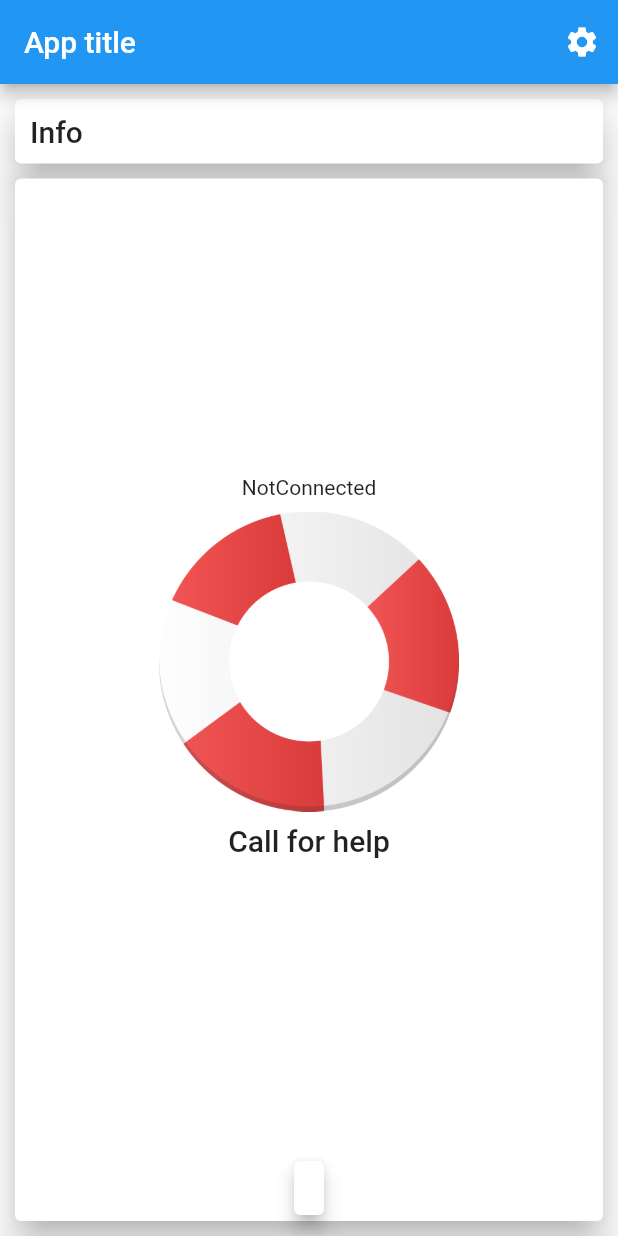
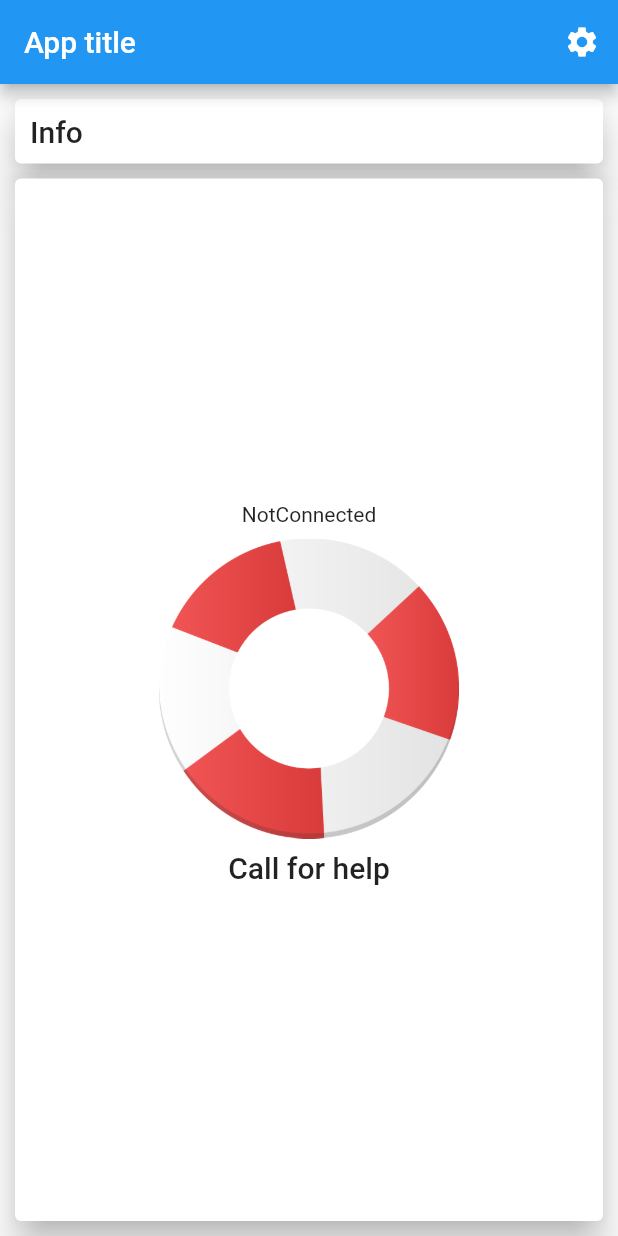
Before and after one commit to Carbon225/hack-heroes-2019-mobile, a Flutter app: the BlindHome screen opened directly, on a phone screen of 412 x 824 dp. Run offline on Flutter 3.47's test engine with Material 2 defaults, Android fonts, the phone set to English and light mode, and no system bars; our stand-ins replace camera, firebase_messaging, permission_handler, shared_preferences; accounts and stored records are empty.

Commit message:
Keyboard log

```diff
--- a/lib/ui/blind_home.dart
+++ b/lib/ui/blind_home.dart
@@ -42,7 +42,7 @@ class BlindHomeState extends State<BlindHome> {
         children: <Widget>[
           BlindUserInfo(),
           Expanded(
-            child: GetHelpCard(_keyboardController.stream),
+            child: GetHelpCard(_keyboardController),
           ),
           UserSettings.demoMode ? BrailleKeyboard(_keyboardController.add) : Container(),
 //          NetworkStatsCard(),
--- a/lib/ui/braille_key.dart
+++ b/lib/ui/braille_key.dart
@@ -26,7 +26,7 @@ class BrailleKey extends StatelessWidget {
         ),
         child: SizedBox(
           width: 70,
-          height: 50,
+          height: 60,
           child: Center(
             child: Text(label,
               style: Theme.of(context).textTheme.button.apply(
--- a/lib/ui/braille_keyboard.dart
+++ b/lib/ui/braille_keyboard.dart
@@ -77,7 +77,7 @@ class BrailleKeyboardState extends State<BrailleKeyboard> {
                 ],
               ),
             ),
-            SizedBox(width: 20),
+            SizedBox(width: 5),
             Expanded(
               child: Column(
                 crossAxisAlignment: CrossAxisAlignment.end,
--- a/lib/ui/get_help_card.dart
+++ b/lib/ui/get_help_card.dart
@@ -10,7 +10,7 @@ import 'package:hack_heroes_mobile/ui/keyboard_log.dart';
 import 'package:hack_heroes_mobile/ui/send_letter.dart';
 
 class GetHelpCard extends StatefulWidget {
-  final Stream<String> keyboardStream;
+  final StreamController<String> keyboardStream;
 
   GetHelpCard(this.keyboardStream);
 
@@ -54,6 +54,7 @@ class GetHelpCardState extends State<GetHelpCard> {
     try {
       await _camera.initialized;
       final image = await _camera.takeImage();
+      widget.keyboardStream.add('clear');
       _sendStream.add(image);
 //      await _appClient.getHelp();
     }
@@ -96,7 +97,7 @@ class GetHelpCardState extends State<GetHelpCard> {
               ],
             ),
           ),
-          KeyboardLog(widget.keyboardStream),
+          KeyboardLog(widget.keyboardStream.stream),
         ],
       ),
     );
--- a/lib/ui/keyboard_log.dart
+++ b/lib/ui/keyboard_log.dart
@@ -19,6 +19,20 @@ class KeyboardLogState extends State<KeyboardLog> with SingleTickerProviderState
   @override
   void initState() {
     _streamSubscription = widget.inputStream.listen((c) {
+      if (c == '-') {
+        if (_text.length == 1) {
+          _text = '';
+        }
+        else {
+          _text = _text.substring(0, _text.length - 2);
+        }
+        c = '';
+      }
+      else if (c == 'clear') {
+        _text = '';
+        c = '';
+      }
+
       setState(() {
         _text += c;
       });
@@ -38,11 +52,14 @@ class KeyboardLogState extends State<KeyboardLog> with SingleTickerProviderState
       elevation: 5,
       child: AnimatedSize(
         vsync: this,
-        duration: Duration(milliseconds: 50),
+        duration: Duration(milliseconds: 100),
         curve: Curves.easeInOut,
-        child: Padding(
-          padding: EdgeInsets.all(10),
-          child: Text(_text),
+        child: ConstrainedBox(
+          constraints: BoxConstraints.loose(Size.fromHeight( _text.isEmpty ? 0 : 100)),
+          child: Padding(
+            padding: EdgeInsets.all(10),
+            child: Text(_text),
+          ),
         ),
       ),
     );
```
